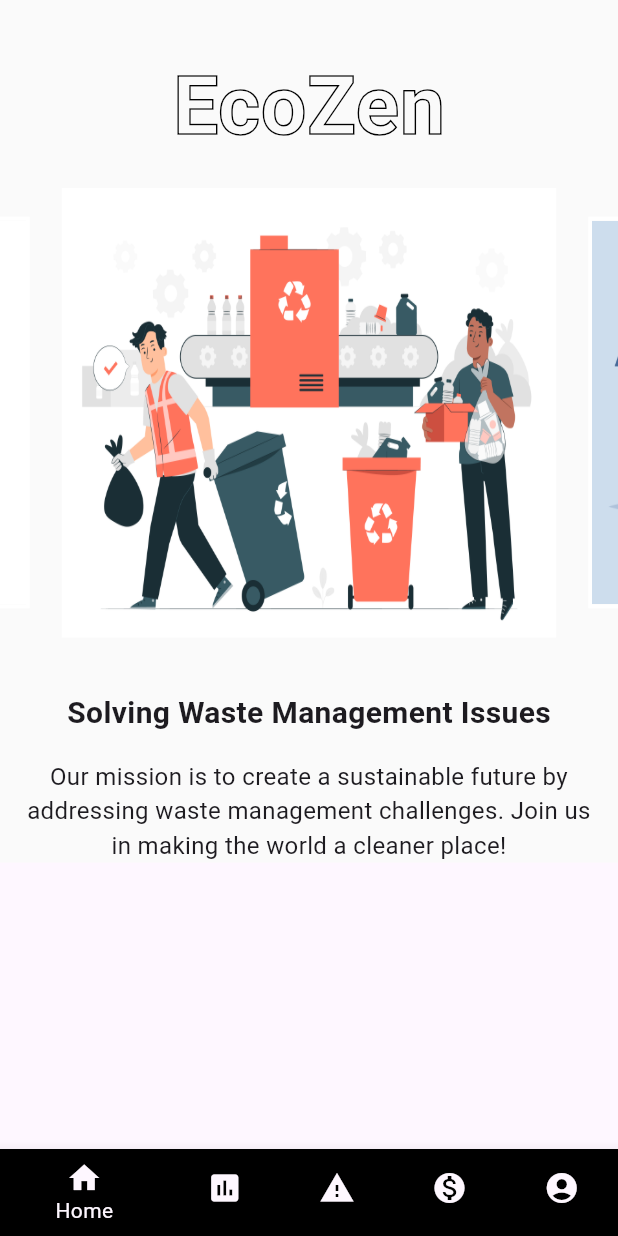
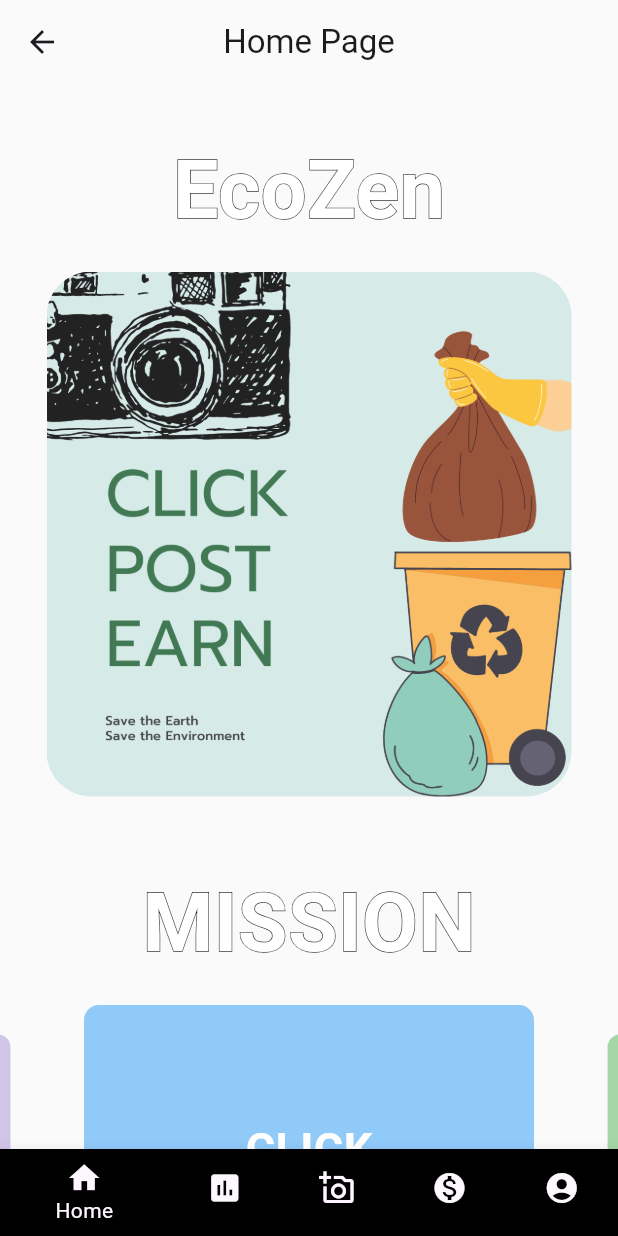
Before and after one commit to Tejoooo/EcoZen, a Flutter app: the screen it shows once a user with an empty profile is signed in, on a phone screen of 412 x 824 dp. Run offline on Flutter 3.47's test engine with Material 3 defaults, Android fonts, the phone set to English and light mode, and no system bars; drawn by our look-alikes of carousel_slider; our stand-ins replace firebase_auth, firebase_core, geolocator, get, google_maps_flutter, image_picker; accounts and stored records are empty; statements that could not run were skipped.

Commit message:
merge conflicts resolved

```diff
--- a/ecozen/lib/controllers/bottomnavbar.dart
+++ b/ecozen/lib/controllers/bottomnavbar.dart
@@ -25,7 +25,7 @@
         ),
         BottomNavigationBarItem(
           backgroundColor: Colors.black,
-          icon: Icon(Icons.report_problem),
+          icon: Icon(Icons.add_a_photo_outlined),
           label: 'Problem',
         ),
         BottomNavigationBarItem(
--- /dev/null
+++ b/ecozen/lib/controllers/carousel.dart
@@ -0,0 +1,120 @@
+import 'package:carousel_slider/carousel_slider.dart';
+import 'package:flutter/material.dart';
+
+class StepCarousel extends StatelessWidget {
+  final List<Widget> carouselItems = [
+    // Item 1
+    Container(
+      width: 300.0,
+      height: 300.0,
+      decoration: BoxDecoration(
+        color: Colors.blue[200],
+        borderRadius: BorderRadius.circular(10.0),
+      ),
+      child: Column(
+        mainAxisAlignment: MainAxisAlignment.center,
+        children: [
+          Text(
+            'CLICK',
+            style: TextStyle(
+              color: Colors.white,
+              fontSize: 30,
+              fontWeight: FontWeight.bold,
+            ),
+          ),
+          SizedBox(height: 8.0),
+          Padding(
+            padding:EdgeInsets.all(10),
+          child: Text(
+            'Open your camera and capture the waste and send it to the nearest muncipal corporation and be a good citizen and help country to develop',
+            textAlign: TextAlign.center,
+            style: TextStyle(
+              color: Colors.white,
+            ),
+          ),
+          ),
+        ],
+      ),
+    ),
+    // Item 2
+    Container(
+      width: 300.0,
+      height: 300.0,
+      decoration: BoxDecoration(
+        color: Colors.green[200],
+        borderRadius: BorderRadius.circular(10.0),
+      ),
+      child: Column(
+        mainAxisAlignment: MainAxisAlignment.center,
+        children: [
+          Text(
+            'POST',
+            style: TextStyle(
+                            fontSize: 30,
+              color: Colors.white,
+              fontWeight: FontWeight.bold,
+            ),
+          ),
+          SizedBox(height: 8.0),
+          Padding(
+            padding:EdgeInsets.all(10),
+          child : Text(
+            'Post your surroundings waste and help your community to be clean and green. Be kind and post only waste problems.',
+            textAlign: TextAlign.center,
+            style: TextStyle(
+              color: Colors.white,
+            ),
+          ),
+          ),
+        ],
+      ),
+    ),
+    // Item 3
+    Container(
+      width: 300.0,
+      height: 300.0,
+      decoration: BoxDecoration(
+        color: Colors.deepPurple[100],
+        borderRadius: BorderRadius.circular(10.0),
+      ),
+      child: Column(
+        mainAxisAlignment: MainAxisAlignment.center,
+        children: [
+          Text(
+            'EARN',
+            style: TextStyle(
+                            fontSize: 30,
+              color: Colors.white,
+              fontWeight: FontWeight.bold,
+            ),
+          ),
+          SizedBox(height: 8.0),
+          Padding(
+            padding:EdgeInsets.all(10),
+            child: Text(
+
+            'Earn the ZENCOINS by posting the posts and use them to get multiple discounts on your favourite brands and enjoy cleaning the country',
+            textAlign: TextAlign.center,
+            style: TextStyle(
+              color: Colors.white,
+            ),
+          ),
+        ),
+        ],
+      ),
+    ),
+    // Add more items as needed
+  ];
+
+  @override
+  Widget build(BuildContext context) {
+    return CarouselSlider(
+      options: CarouselOptions(
+        height: 300.0,
+        aspectRatio: 1.0,
+        enlargeCenterPage: true,
+      ),
+      items: carouselItems,
+    );
+  }
+}
--- a/ecozen/lib/models/userModel.dart
+++ /dev/null
@@ -1,5 +0,0 @@
-class UserModel {
-  final String uid;
-
-  const UserModel(this.uid);
-}
--- a/ecozen/lib/pages/homePage.dart
+++ b/ecozen/lib/pages/homePage.dart
@@ -1,6 +1,5 @@
-// ignore_for_file: prefer_const_constructors
-
 import 'package:carousel_slider/carousel_slider.dart';
+import 'package:ecozen/controllers/carousel.dart';
 import 'package:flutter/material.dart';
 
 class HomePage extends StatefulWidget {
@@ -12,14 +11,20 @@
 
 class _HomePageState extends State<HomePage> {
   final List<String> images = [
-    'assets/3.jpg',
+    'assets/9.png',
     'assets/2.jpg',
     'assets/7.jpg'
-  ]; // Add more image paths
+  ];
 
   @override
   Widget build(BuildContext context) {
     return Scaffold(
+      appBar: AppBar(
+        title: Text("Home Page"),
+        centerTitle: true,
+        elevation: 0.0,
+        backgroundColor: Colors.grey[50],
+      ),
       body: Container(
         color: Colors.grey[50],
         child: SingleChildScrollView(
@@ -29,7 +34,10 @@
               SizedBox(height: 16),
               Padding(
                   padding: const EdgeInsets.all(16.0),
-                child: Text(
+                  child: Stack(
+                    children: [
+                      // Text for the border
+                      Text(
                         'EcoZen',
                         style: TextStyle(
                           fontSize: 54.0,
@@ -41,51 +49,63 @@
                         ),
                         textAlign: TextAlign.left,
                       ),
+                      // Text for the fill
+                      Text(
+                        'EcoZen',
+                        style: TextStyle(
+                          fontSize: 54.0,
+                          fontWeight: FontWeight.bold,
+                          color: Colors.white, // Fill color
                         ),
-              CarouselSlider(
-                options: CarouselOptions(
-                  height: 300.0,
-                  autoPlay: true,
-                  aspectRatio: 16 / 9,
-                  enlargeCenterPage: true,
+                        textAlign: TextAlign.left,
                       ),
-                items: images.map((imagePath) {
-                  return Container(
-                    width: 400.0,
-                    height: 200.0,
+                    ],
+                  )),
+              Container(
+                child: ClipRRect(
+                  borderRadius: BorderRadius.circular(30.0),
+                  child: Image.asset('assets/1.png'),
+                ),
                 decoration: BoxDecoration(
-                      border: Border.all(
-                        color: Colors.white,
-                        width: 3.0,
+                  borderRadius: BorderRadius.circular(10.0),
                 ),
-                      // borderRadius: BorderRadius.circular(100.0),
+                width: 350,
               ),
-                    child: Image.asset(
-                      imagePath,
-                      fit: BoxFit.fill,
-                    ),
-                  );
-                }).toList(),
-              ),
-              SizedBox(height: 20.0),
+              SizedBox(height: 30),
               Padding(
                   padding: const EdgeInsets.all(16.0),
-                child: Text(
-                  'Solving Waste Management Issues',
+                  child: Stack(
+                    children: [
+                      // Text for the border
+                      Text(
+                        'MISSION',
                         style: TextStyle(
-                    fontSize: 20.0,
+                          fontSize: 54.0,
                           fontWeight: FontWeight.bold,
+                          foreground: Paint()
+                            ..style = PaintingStyle.stroke
+                            ..strokeWidth = 1.0
+                            ..color = Colors.black,
                         ),
+                        textAlign: TextAlign.left,
                       ),
+                      // Text for the fill
+                      Text(
+                        'MISSION',
+                        style: TextStyle(
+                          fontSize: 54.0,
+                          fontWeight: FontWeight.bold,
+                          color: Colors.white, // Fill color
                         ),
-              Padding(
-                padding: const EdgeInsets.symmetric(horizontal: 16.0),
-                child: Text(
-                  'Our mission is to create a sustainable future by addressing waste management challenges. Join us in making the world a cleaner place!',
-                  style: TextStyle(fontSize: 16.0),
-                  textAlign: TextAlign.center,
+                        textAlign: TextAlign.left,
                       ),
-              ),
+                    ],
+                  )),
+              StepCarousel(),
+
+              SizedBox(height: 20.0),
+
+
             ],
           ),
         ),
--- /dev/null
+++ b/ecozen/lib/pages/services/snackBar.dart
@@ -0,0 +1,17 @@
+import 'package:flutter/material.dart';
+
+void ErrorSnackBar(BuildContext context, String errorMessage) {
+  final snackBar = SnackBar(
+    content: Text(errorMessage),
+    backgroundColor: Colors.red,
+  );
+  ScaffoldMessenger.of(context).showSnackBar(snackBar);
+}
+
+void SuccessSnackBar(BuildContext context, String message) {
+  final snackBar = SnackBar(
+    content: Text(message),
+    backgroundColor: Colors.green,
+  );
+  ScaffoldMessenger.of(context).showSnackBar(snackBar);
+}
```
Also changed, not shown: ecozen/assets/1.png (added), ecozen/assets/8.png (added), ecozen/assets/9.png (added), ecozen/pubspec.lock. Lines whose indentation alone changed are shown as unchanged.
